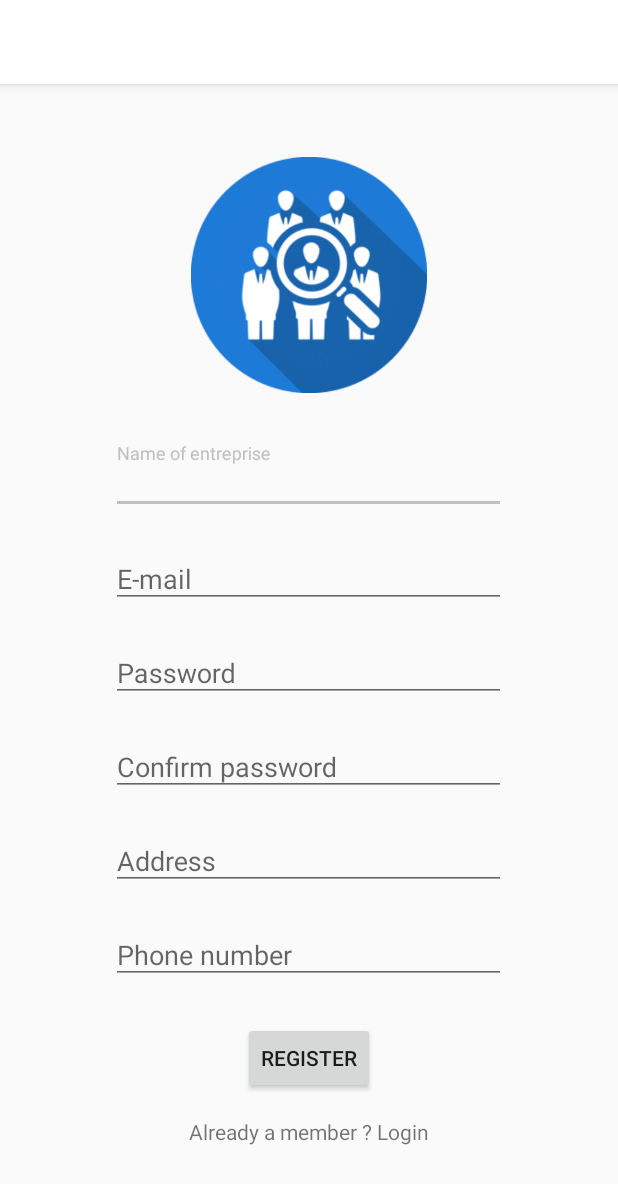
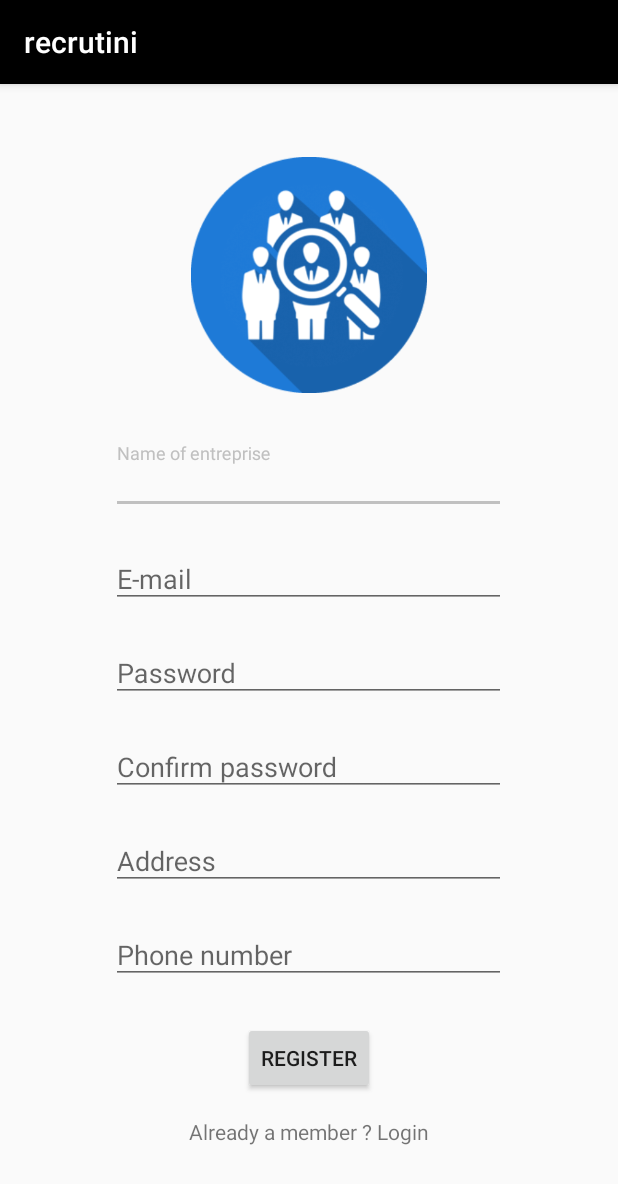
Before and after one commit to sabrinette/recrutini, an Android app: the RegisterActivity screen opened directly, with no data from a screen before it, on a phone screen of 412 x 824 dp. Shown: the top 1184 px of the screen. Run offline under Robolectric (Android 15) with nearby library versions, the phone set to English and light mode, and no system bars.

Commit message:
modification chams

```diff
--- a/app/src/main/res/values/colors.xml
+++ b/app/src/main/res/values/colors.xml
@@ -1,6 +1,6 @@
 <?xml version="1.0" encoding="utf-8"?>
 <resources>
-    <color name="colorPrimary">#ffffff</color>
+    <color name="colorPrimary">#000</color>
     <color name="colorPrimaryDark">#ffffff</color>
     <color name="colorAccent">#c0c0c0</color>
 
```
